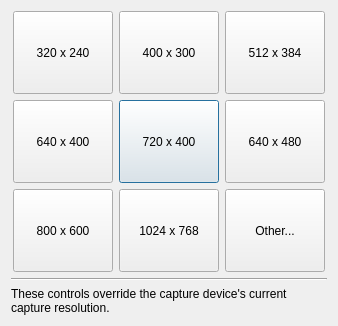
First picture: the form in src/display/qt/dialogs/ui/input_resolution_dialog.ui, repository mrehkopf/vcs, before the edit.
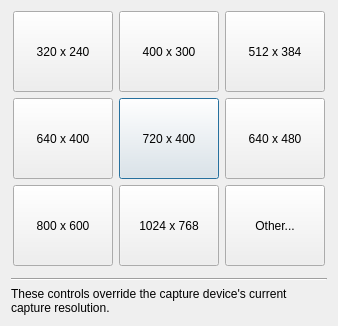
Second picture: the form after the edit.

Commit message: GUI: Add vertical spacing to dialogs' footers

Patch:
```diff
--- a/src/display/qt/dialogs/ui/input_resolution_dialog.ui
+++ b/src/display/qt/dialogs/ui/input_resolution_dialog.ui
@@ -161,6 +161,22 @@
      </layout>
     </widget>
    </item>
+   <item>
+    <spacer name="verticalSpacer">
+     <property name="orientation">
+      <enum>Qt::Vertical</enum>
+     </property>
+     <property name="sizeType">
+      <enum>QSizePolicy::Fixed</enum>
+     </property>
+     <property name="sizeHint" stdset="0">
+      <size>
+       <width>20</width>
+       <height>6</height>
+      </size>
+     </property>
+    </spacer>
+   </item>
    <item>
     <widget class="Line" name="line">
      <property name="orientation">
```
The commit also changes 7 other files.
